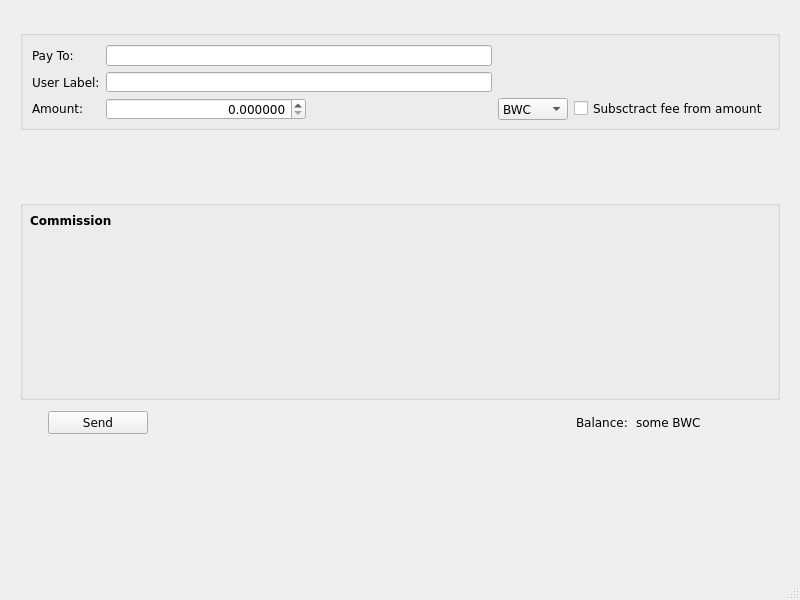
The window that client/gui/mainwindow.ui (TemplateName56/Blockchain_Wallet) describes before a commit, drawn with Qt 5.
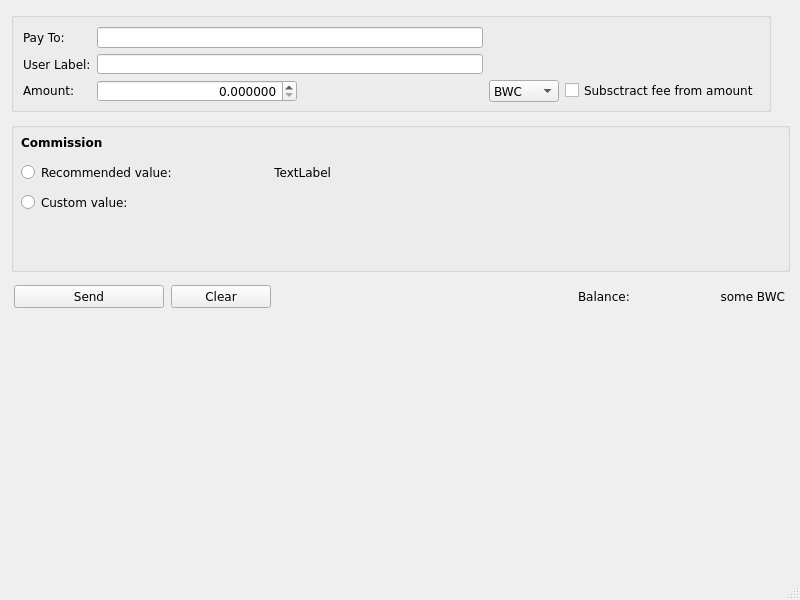
The same window after the commit. The open tabs and pages were chosen to show the change.

Diff of the .ui file:
```diff
--- a/client/gui/mainwindow.ui
+++ b/client/gui/mainwindow.ui
@@ -680,6 +680,96 @@
        <string>Transactions</string>
       </property>
      </widget>
+     <widget class="QLabel" name="balanceLabel">
+      <property name="geometry">
+       <rect>
+        <x>40</x>
+        <y>40</y>
+        <width>60</width>
+        <height>20</height>
+       </rect>
+      </property>
+      <property name="font">
+       <font>
+        <family>Verdana</family>
+        <weight>75</weight>
+        <bold>true</bold>
+       </font>
+      </property>
+      <property name="text">
+       <string>Balance</string>
+      </property>
+     </widget>
+     <widget class="QLabel" name="bwcLabel">
+      <property name="geometry">
+       <rect>
+        <x>40</x>
+        <y>60</y>
+        <width>50</width>
+        <height>20</height>
+       </rect>
+      </property>
+      <property name="minimumSize">
+       <size>
+        <width>50</width>
+        <height>20</height>
+       </size>
+      </property>
+      <property name="text">
+       <string>BWC</string>
+      </property>
+     </widget>
+     <widget class="QLabel" name="bwcNLabel">
+      <property name="geometry">
+       <rect>
+        <x>40</x>
+        <y>80</y>
+        <width>50</width>
+        <height>20</height>
+       </rect>
+      </property>
+      <property name="minimumSize">
+       <size>
+        <width>50</width>
+        <height>20</height>
+       </size>
+      </property>
+      <property name="text">
+       <string>BWC-N</string>
+      </property>
+     </widget>
+     <widget class="QLabel" name="bwcQLabel">
+      <property name="geometry">
+       <rect>
+        <x>40</x>
+        <y>100</y>
+        <width>50</width>
+        <height>20</height>
+       </rect>
+      </property>
+      <property name="minimumSize">
+       <size>
+        <width>50</width>
+        <height>20</height>
+       </size>
+      </property>
+      <property name="text">
+       <string>BWC-Q</string>
+      </property>
+     </widget>
+     <widget class="Line" name="line">
+      <property name="geometry">
+       <rect>
+        <x>20</x>
+        <y>60</y>
+        <width>118</width>
+        <height>3</height>
+       </rect>
+      </property>
+      <property name="orientation">
+       <enum>Qt::Horizontal</enum>
+      </property>
+     </widget>
     </widget>
     <widget class="QWidget" name="sendWidget">
      <property name="sizePolicy">
@@ -694,17 +784,131 @@
        <height>600</height>
       </size>
      </property>
+     <widget class="QGroupBox" name="feeBox">
+      <property name="geometry">
+       <rect>
+        <x>11</x>
+        <y>122</y>
+        <width>779</width>
+        <height>150</height>
+       </rect>
+      </property>
+      <property name="sizePolicy">
+       <sizepolicy hsizetype="Preferred" vsizetype="Fixed">
+        <horstretch>0</horstretch>
+        <verstretch>0</verstretch>
+       </sizepolicy>
+      </property>
+      <property name="minimumSize">
+       <size>
+        <width>760</width>
+        <height>150</height>
+       </size>
+      </property>
+      <property name="title">
+       <string/>
+      </property>
+      <widget class="QLabel" name="commissionLabel">
+       <property name="geometry">
+        <rect>
+         <x>10</x>
+         <y>10</y>
+         <width>85</width>
+         <height>20</height>
+        </rect>
+       </property>
+       <property name="font">
+        <font>
+         <family>Verdana</family>
+         <weight>75</weight>
+         <bold>true</bold>
+        </font>
+       </property>
+       <property name="layoutDirection">
+        <enum>Qt::LeftToRight</enum>
+       </property>
+       <property name="text">
+        <string>Commission</string>
+       </property>
+      </widget>
+      <widget class="QRadioButton" name="recomValueButton">
+       <property name="geometry">
+        <rect>
+         <x>10</x>
+         <y>40</y>
+         <width>150</width>
+         <height>20</height>
+        </rect>
+       </property>
+       <property name="sizePolicy">
+        <sizepolicy hsizetype="Preferred" vsizetype="Fixed">
+         <horstretch>0</horstretch>
+         <verstretch>0</verstretch>
+        </sizepolicy>
+       </property>
+       <property name="minimumSize">
+        <size>
+         <width>150</width>
+         <height>20</height>
+        </size>
+       </property>
+       <property name="text">
+        <string>Recommended value:</string>
+       </property>
+      </widget>
+      <widget class="QRadioButton" name="custinValueButton">
+       <property name="geometry">
+        <rect>
+         <x>10</x>
+         <y>70</y>
+         <width>150</width>
+         <height>20</height>
+        </rect>
+       </property>
+       <property name="sizePolicy">
+        <sizepolicy hsizetype="Preferred" vsizetype="Fixed">
+         <horstretch>0</horstretch>
+         <verstretch>0</verstretch>
+        </sizepolicy>
+       </property>
+       <property name="minimumSize">
+        <size>
+         <width>150</width>
+         <height>20</height>
+        </size>
+       </property>
+       <property name="text">
+        <string>Custom value:</string>
+       </property>
+      </widget>
+      <widget class="QLabel" name="recomValueLabel">
+       <property name="geometry">
+        <rect>
+         <x>170</x>
+         <y>40</y>
+         <width>150</width>
+         <height>20</height>
+        </rect>
+       </property>
+       <property name="text">
+        <string>TextLabel</string>
+       </property>
+       <property name="alignment">
+        <set>Qt::AlignRight|Qt::AlignTrailing|Qt::AlignVCenter</set>
+       </property>
+      </widget>
+     </widget>
      <widget class="QGroupBox" name="sendBox">
       <property name="geometry">
        <rect>
-        <x>20</x>
-        <y>30</y>
+        <x>11</x>
+        <y>12</y>
         <width>760</width>
         <height>100</height>
        </rect>
       </property>
       <property name="sizePolicy">
-       <sizepolicy hsizetype="Preferred" vsizetype="Expanding">
+       <sizepolicy hsizetype="Preferred" vsizetype="Fixed">
         <horstretch>0</horstretch>
         <verstretch>0</verstretch>
        </sizepolicy>
@@ -824,67 +1028,28 @@
        </item>
       </layout>
      </widget>
-     <widget class="QGroupBox" name="feeBox">
-      <property name="geometry">
-       <rect>
-        <x>20</x>
-        <y>200</y>
-        <width>760</width>
-        <height>200</height>
-       </rect>
-      </property>
-      <property name="minimumSize">
-       <size>
-        <width>760</width>
-        <height>150</height>
-       </size>
-      </property>
-      <property name="title">
-       <string/>
-      </property>
-      <widget class="QLabel" name="commissionLabel">
-       <property name="geometry">
-        <rect>
-         <x>10</x>
-         <y>10</y>
-         <width>85</width>
-         <height>20</height>
-        </rect>
-       </property>
-       <property name="font">
-        <font>
-         <family>Verdana</family>
-         <weight>75</weight>
-         <bold>true</bold>
-        </font>
-       </property>
-       <property name="layoutDirection">
-        <enum>Qt::LeftToRight</enum>
-       </property>
-       <property name="text">
-        <string>Commission</string>
-       </property>
-      </widget>
-     </widget>
      <widget class="QWidget" name="layoutWidget">
       <property name="geometry">
        <rect>
-        <x>20</x>
-        <y>410</y>
-        <width>765</width>
+        <x>13</x>
+        <y>284</y>
+        <width>776</width>
         <height>25</height>
        </rect>
       </property>
-      <layout class="QHBoxLayout" name="horizontalLayout_2">
-       <property name="spacing">
-        <number>400</number>
-       </property>
-       <item>
+      <layout class="QGridLayout" name="gridLayout_3">
+       <item row="0" column="0">
         <widget class="QPushButton" name="sendCoinsButton">
+         <property name="sizePolicy">
+          <sizepolicy hsizetype="Fixed" vsizetype="Fixed">
+           <horstretch>0</horstretch>
+           <verstretch>0</verstretch>
+          </sizepolicy>
+         </property>
          <property name="minimumSize">
           <size>
-           <width>100</width>
-           <height>0</height>
+           <width>150</width>
+           <height>23</height>
           </size>
          </property>
          <property name="maximumSize">
@@ -898,53 +1063,93 @@
          </property>
         </widget>
        </item>
-       <item>
-        <layout class="QHBoxLayout" name="horizontalLayout">
-         <property name="spacing">
-          <number>0</number>
+       <item row="0" column="1">
+        <widget class="QPushButton" name="clearSendButton">
+         <property name="sizePolicy">
+          <sizepolicy hsizetype="Fixed" vsizetype="Fixed">
+           <horstretch>0</horstretch>
+           <verstretch>0</verstretch>
+          </sizepolicy>
          </property>
-         <property name="sizeConstraint">
-          <enum>QLayout::SetDefaultConstraint</enum>
+         <property name="minimumSize">
+          <size>
+           <width>100</width>
+           <height>23</height>
+          </size>
          </property>
-         <item>
-          <widget class="QLabel" name="balanceLabel">
-           <property name="minimumSize">
-            <size>
-             <width>60</width>
-             <height>20</height>
-            </size>
-           </property>
-           <property name="maximumSize">
-            <size>
-             <width>60</width>
-             <height>20</height>
-            </size>
-           </property>
-           <property name="text">
-            <string>Balance:</string>
-           </property>
-          </widget>
-         </item>
-         <item>
-          <widget class="QLabel" name="balanceCoins">
-           <property name="minimumSize">
-            <size>
-             <width>120</width>
-             <height>20</height>
-            </size>
-           </property>
-           <property name="maximumSize">
-            <size>
-             <width>120</width>
-             <height>20</height>
-            </size>
-           </property>
-           <property name="text">
-            <string>some BWC</string>
-           </property>
-          </widget>
-         </item>
-        </layout>
+         <property name="text">
+          <string>Clear</string>
+         </property>
+        </widget>
+       </item>
+       <item row="0" column="4">
+        <widget class="QLabel" name="balanceCoins">
+         <property name="sizePolicy">
+          <sizepolicy hsizetype="Fixed" vsizetype="Fixed">
+           <horstretch>0</horstretch>
+           <verstretch>0</verstretch>
+          </sizepolicy>
+         </property>
+         <property name="minimumSize">
+          <size>
+           <width>140</width>
+           <height>20</height>
+          </size>
+         </property>
+         <property name="maximumSize">
+          <size>
+           <width>120</width>
+           <height>20</height>
+          </size>
+         </property>
+         <property name="text">
+          <string>some BWC</string>
+         </property>
+         <property name="alignment">
+          <set>Qt::AlignRight|Qt::AlignTrailing|Qt::AlignVCenter</set>
+         </property>
+        </widget>
+       </item>
+       <item row="0" column="3">
+        <widget class="QLabel" name="balanceTextLabel">
+         <property name="sizePolicy">
+          <sizepolicy hsizetype="Fixed" vsizetype="Fixed">
+           <horstretch>0</horstretch>
+           <verstretch>0</verstretch>
+          </sizepolicy>
+         </property>
+         <property name="minimumSize">
+          <size>
+           <width>60</width>
+           <height>20</height>
+          </size>
+         </property>
+         <property name="maximumSize">
+          <size>
+           <width>60</width>
+           <height>20</height>
+          </size>
+         </property>
+         <property name="text">
+          <string>Balance:</string>
+         </property>
+        </widget>
+       </item>
+       <item row="0" column="2">
+        <spacer name="horizontalSpacer_3">
+         <property name="orientation">
+          <enum>Qt::Horizontal</enum>
+         </property>
+         <property name="sizeType">
+          <enum>QSizePolicy::Fixed</enum>
+         </property>
+         <property name="sizeHint" stdset="0">
+          <size>
+           <width>300</width>
+           <height>20</height>
+          </size>
+         </property>
+        </spacer>
        </item>
       </layout>
      </widget>
```
Left out of the diff: 115 changed lines with no effect on the pictures.
